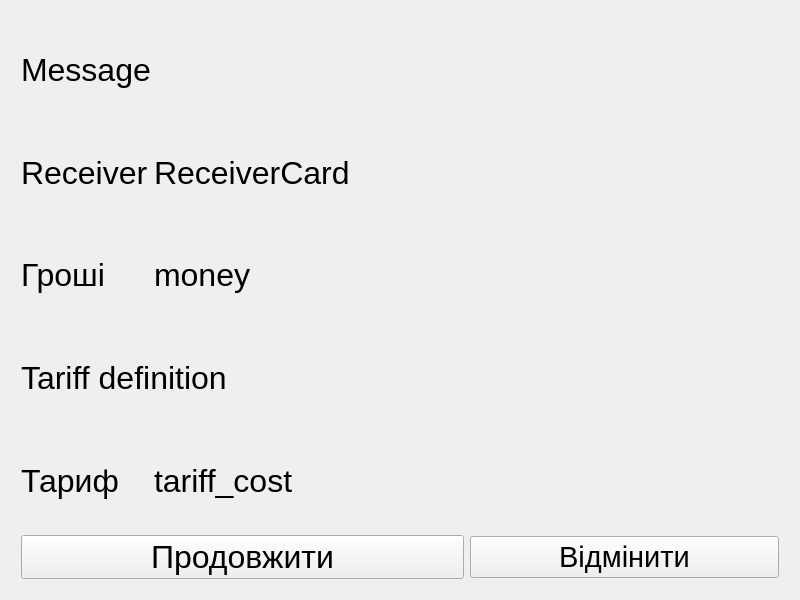
Qt form transaction_details.ui (Anoromi/upa_atm) before a commit.
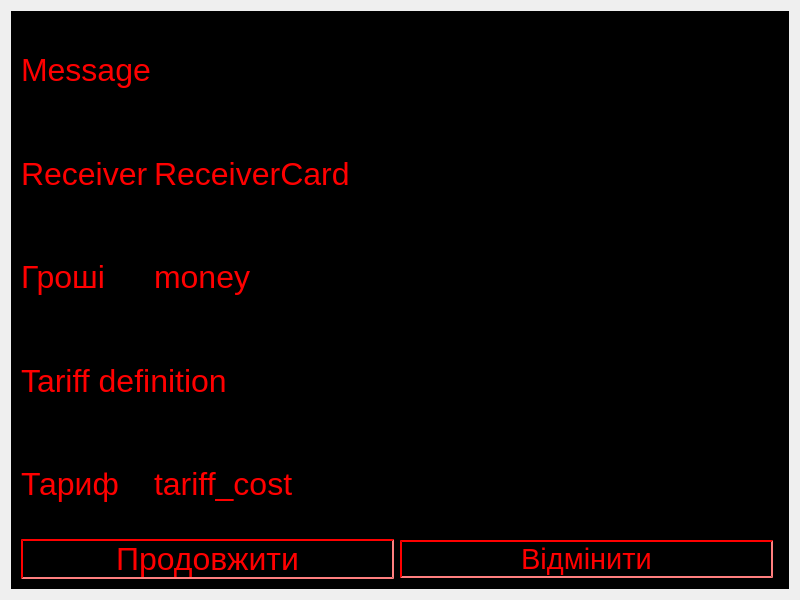
The same form after that commit.

Diff of the .ui file:
```diff
--- a/transaction_details.ui
+++ b/transaction_details.ui
@@ -16,6 +16,9 @@
   <layout class="QGridLayout" name="gridLayout_2">
    <item row="0" column="0">
     <widget class="QWidget" name="gridWidget" native="true">
+     <property name="styleSheet">
+      <string notr="true">background: rgb(0,0,0);</string>
+     </property>
      <layout class="QGridLayout" name="gridLayout">
       <property name="leftMargin">
        <number>10</number>
@@ -29,33 +32,33 @@
       <property name="bottomMargin">
        <number>10</number>
       </property>
-      <item row="2" column="0">
-       <widget class="QLabel" name="money_label">
+      <item row="4" column="1">
+       <widget class="QLabel" name="tariff_cost">
         <property name="font">
          <font>
           <pointsize>24</pointsize>
          </font>
         </property>
+        <property name="styleSheet">
+         <string notr="true">color: rgb(255, 0, 0);</string>
+        </property>
         <property name="text">
-         <string>Гроші</string>
+         <string>tariff_cost</string>
         </property>
        </widget>
       </item>
-      <item row="1" column="1">
-       <widget class="QLabel" name="receiver_card">
-        <property name="sizePolicy">
-         <sizepolicy hsizetype="Expanding" vsizetype="Preferred">
-          <horstretch>0</horstretch>
-          <verstretch>0</verstretch>
-         </sizepolicy>
-        </property>
+      <item row="3" column="0" colspan="2">
+       <widget class="QLabel" name="tariff_definition">
         <property name="font">
          <font>
           <pointsize>24</pointsize>
          </font>
         </property>
+        <property name="styleSheet">
+         <string notr="true">color: rgb(255, 0, 0);</string>
+        </property>
         <property name="text">
-         <string>ReceiverCard</string>
+         <string>Tariff definition</string>
         </property>
        </widget>
       </item>
@@ -66,29 +69,14 @@
           <pointsize>24</pointsize>
          </font>
         </property>
+        <property name="styleSheet">
+         <string notr="true">color: rgb(255, 0, 0);</string>
+        </property>
         <property name="text">
          <string>Тариф</string>
         </property>
        </widget>
       </item>
-      <item row="5" column="0" colspan="2">
-       <widget class="QPushButton" name="continue_2">
-        <property name="sizePolicy">
-         <sizepolicy hsizetype="Minimum" vsizetype="Fixed">
-          <horstretch>0</horstretch>
-          <verstretch>0</verstretch>
-         </sizepolicy>
-        </property>
-        <property name="font">
-         <font>
-          <pointsize>24</pointsize>
-         </font>
-        </property>
-        <property name="text">
-         <string>Продовжити</string>
-        </property>
-       </widget>
-      </item>
       <item row="0" column="0" colspan="3">
        <widget class="QLabel" name="message">
         <property name="font">
@@ -96,23 +84,14 @@
           <pointsize>24</pointsize>
          </font>
         </property>
+        <property name="styleSheet">
+         <string notr="true">color: rgb(255, 0, 0);</string>
+        </property>
         <property name="text">
          <string>Message</string>
         </property>
        </widget>
       </item>
-      <item row="3" column="0" colspan="2">
-       <widget class="QLabel" name="tariff_definition">
-        <property name="font">
-         <font>
-          <pointsize>24</pointsize>
-         </font>
-        </property>
-        <property name="text">
-         <string>Tariff definition</string>
-        </property>
-       </widget>
-      </item>
       <item row="1" column="0">
        <widget class="QLabel" name="receiver_label">
         <property name="enabled">
@@ -129,6 +108,9 @@
           <pointsize>24</pointsize>
          </font>
         </property>
+        <property name="styleSheet">
+         <string notr="true">color: rgb(255, 0, 0);</string>
+        </property>
         <property name="text">
          <string>Receiver</string>
         </property>
@@ -143,6 +125,42 @@
         </property>
        </widget>
       </item>
+      <item row="1" column="1">
+       <widget class="QLabel" name="receiver_card">
+        <property name="sizePolicy">
+         <sizepolicy hsizetype="Expanding" vsizetype="Preferred">
+          <horstretch>0</horstretch>
+          <verstretch>0</verstretch>
+         </sizepolicy>
+        </property>
+        <property name="font">
+         <font>
+          <pointsize>24</pointsize>
+         </font>
+        </property>
+        <property name="styleSheet">
+         <string notr="true">color: rgb(255, 0, 0);</string>
+        </property>
+        <property name="text">
+         <string>ReceiverCard</string>
+        </property>
+       </widget>
+      </item>
+      <item row="2" column="0">
+       <widget class="QLabel" name="money_label">
+        <property name="font">
+         <font>
+          <pointsize>24</pointsize>
+         </font>
+        </property>
+        <property name="styleSheet">
+         <string notr="true">color: rgb(255, 0, 0);</string>
+        </property>
+        <property name="text">
+         <string>Гроші</string>
+        </property>
+       </widget>
+      </item>
       <item row="2" column="1">
        <widget class="QLabel" name="money">
         <property name="font">
@@ -150,27 +168,57 @@
           <pointsize>24</pointsize>
          </font>
         </property>
+        <property name="styleSheet">
+         <string notr="true">color: rgb(255, 0, 0);</string>
+        </property>
         <property name="text">
          <string>money</string>
         </property>
        </widget>
       </item>
-      <item row="4" column="1">
-       <widget class="QLabel" name="tariff_cost">
+      <item row="6" column="0" colspan="2">
+       <layout class="QHBoxLayout" name="horizontalLayout">
+        <item>
+         <widget class="QPushButton" name="continue_2">
+          <property name="sizePolicy">
+           <sizepolicy hsizetype="Preferred" vsizetype="Fixed">
+            <horstretch>0</horstretch>
+            <verstretch>0</verstretch>
+           </sizepolicy>
+          </property>
         <property name="font">
          <font>
           <pointsize>24</pointsize>
          </font>
         </property>
+          <property name="styleSheet">
+           <string notr="true">QPushButton {
+	background: rgb(0,0,0);
+
+	border-color: rgb(255,0,0);
+	border-style: inset;
+	border-width: 2px;
+
+	color: rgb(255,0,0);
+}
+
+QPushButton::hover {
+	background: rgb(255,0,0);
+
+	border-color: rgb(0,0,0);
+
+	color: rgb(0,0,0);
+}</string>
+          </property>
         <property name="text">
-         <string>tariff_cost</string>
+           <string>Продовжити</string>
         </property>
        </widget>
       </item>
-      <item row="5" column="2">
+        <item>
        <widget class="QPushButton" name="cancel">
         <property name="sizePolicy">
-         <sizepolicy hsizetype="Expanding" vsizetype="Fixed">
+           <sizepolicy hsizetype="Preferred" vsizetype="Fixed">
           <horstretch>0</horstretch>
           <verstretch>0</verstretch>
          </sizepolicy>
@@ -180,10 +228,31 @@
           <pointsize>22</pointsize>
          </font>
         </property>
+          <property name="styleSheet">
+           <string notr="true">QPushButton {
+	background: rgb(0,0,0);
+
+	border-color: rgb(255,0,0);
+	border-style: inset;
+	border-width: 2px;
+
+	color: rgb(255,0,0);
+}
+
+QPushButton::hover {
+	background: rgb(255,0,0);
+
+	border-color: rgb(0,0,0);
+
+	color: rgb(0,0,0);
+}</string>
+          </property>
         <property name="text">
          <string>Відмінити</string>
         </property>
        </widget>
+        </item>
+       </layout>
       </item>
      </layout>
     </widget>
```
Lines whose indentation alone changed are shown as unchanged.
